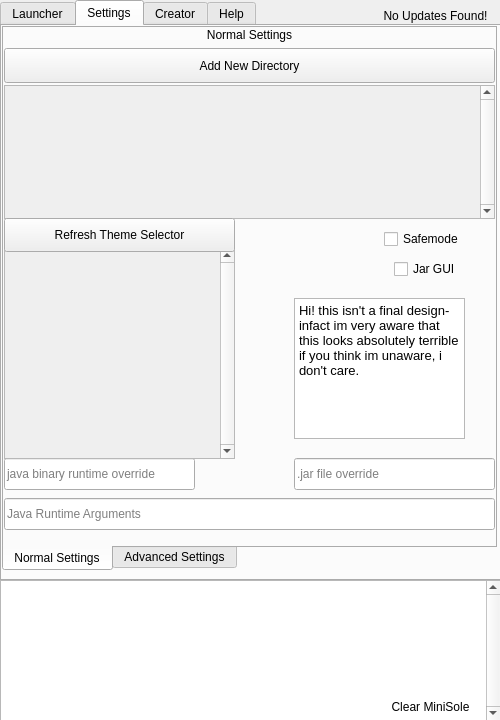
Old version of the form Internals/Super Internals/JavierUI.ui in the repository Neeko-iko/JavierLauncher.
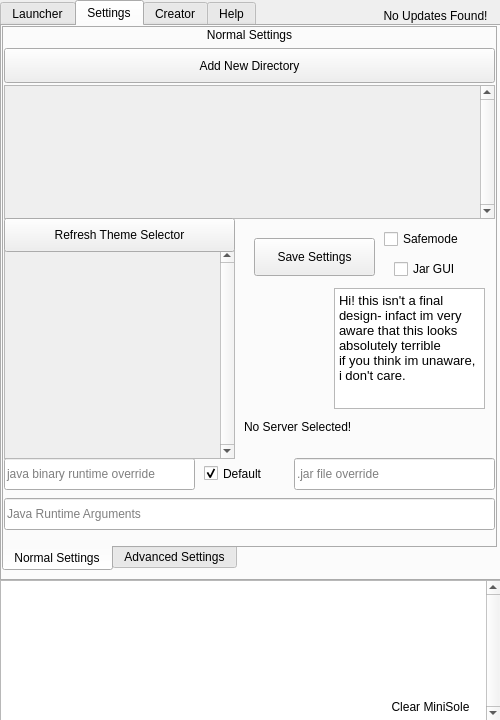
New version of the form. The open tabs and pages were chosen to show the change.

Commit message: Updated Javier to actually properly accept settings. Javier now actually accepts settings through default and server-specifics

What changed in the file:
```diff
--- a/Internals/Super Internals/JavierUI.ui
+++ b/Internals/Super Internals/JavierUI.ui
@@ -580,19 +580,67 @@
        <widget class="QTextBrowser" name="textBrowser">
         <property name="geometry">
          <rect>
-          <x>290</x>
-          <y>270</y>
-          <width>171</width>
-          <height>141</height>
+          <x>330</x>
+          <y>260</y>
+          <width>151</width>
+          <height>121</height>
          </rect>
         </property>
         <property name="html">
          <string>&lt;!DOCTYPE HTML PUBLIC &quot;-//W3C//DTD HTML 4.0//EN&quot; &quot;http://www.w3.org/TR/REC-html40/strict.dtd&quot;&gt;
 &lt;html&gt;&lt;head&gt;&lt;meta name=&quot;qrichtext&quot; content=&quot;1&quot; /&gt;&lt;style type=&quot;text/css&quot;&gt;
 p, li { white-space: pre-wrap; }
-&lt;/style&gt;&lt;/head&gt;&lt;body style=&quot; font-family:'Noto Sans'; font-size:10pt; font-weight:400; font-style:normal;&quot;&gt;
-&lt;p style=&quot; margin-top:0px; margin-bottom:0px; margin-left:0px; margin-right:0px; -qt-block-indent:0; text-indent:0px;&quot;&gt;Hi! this isn't a final design- infact im very aware that this looks absolutely terrible&lt;/p&gt;
-&lt;p style=&quot; margin-top:0px; margin-bottom:0px; margin-left:0px; margin-right:0px; -qt-block-indent:0; text-indent:0px;&quot;&gt;if you think im unaware, i don't care.&lt;/p&gt;&lt;/body&gt;&lt;/html&gt;</string>
+&lt;/style&gt;&lt;/head&gt;&lt;body style=&quot; font-family:'Noto Sans'; font-size:11pt; font-weight:400; font-style:normal;&quot;&gt;
+&lt;p style=&quot; margin-top:0px; margin-bottom:0px; margin-left:0px; margin-right:0px; -qt-block-indent:0; text-indent:0px;&quot;&gt;&lt;span style=&quot; font-size:10pt;&quot;&gt;Hi! this isn't a final design- infact im very aware that this looks absolutely terrible&lt;/span&gt;&lt;/p&gt;
+&lt;p style=&quot; margin-top:0px; margin-bottom:0px; margin-left:0px; margin-right:0px; -qt-block-indent:0; text-indent:0px;&quot;&gt;&lt;span style=&quot; font-size:10pt;&quot;&gt;if you think im unaware, i don't care.&lt;/span&gt;&lt;/p&gt;&lt;/body&gt;&lt;/html&gt;</string>
+        </property>
+       </widget>
+       <widget class="QCheckBox" name="defaultCheck">
+        <property name="geometry">
+         <rect>
+          <x>200</x>
+          <y>430</y>
+          <width>81</width>
+          <height>31</height>
+         </rect>
+        </property>
+        <property name="toolTip">
+         <string>&lt;html&gt;&lt;head/&gt;&lt;body&gt;&lt;p&gt;TEMPORARY&lt;/p&gt;&lt;p&gt;used for if you want your settings to be saved as the default, or if they're for the specific server&lt;/p&gt;&lt;/body&gt;&lt;/html&gt;</string>
+        </property>
+        <property name="layoutDirection">
+         <enum>Qt::LeftToRight</enum>
+        </property>
+        <property name="text">
+         <string>Default</string>
+        </property>
+        <property name="checked">
+         <bool>true</bool>
+        </property>
+       </widget>
+       <widget class="QLabel" name="serverSelectLabel">
+        <property name="geometry">
+         <rect>
+          <x>240</x>
+          <y>390</y>
+          <width>221</width>
+          <height>18</height>
+         </rect>
+        </property>
+        <property name="text">
+         <string>No Server Selected!</string>
+        </property>
+       </widget>
+       <widget class="QPushButton" name="saveSettings">
+        <property name="geometry">
+         <rect>
+          <x>250</x>
+          <y>210</y>
+          <width>121</width>
+          <height>38</height>
+         </rect>
+        </property>
+        <property name="text">
+         <string>Save Settings</string>
         </property>
        </widget>
       </widget>
```
Left out of the diff: 9 changed lines with no effect on the pictures. The commit also changes 8 other files.
